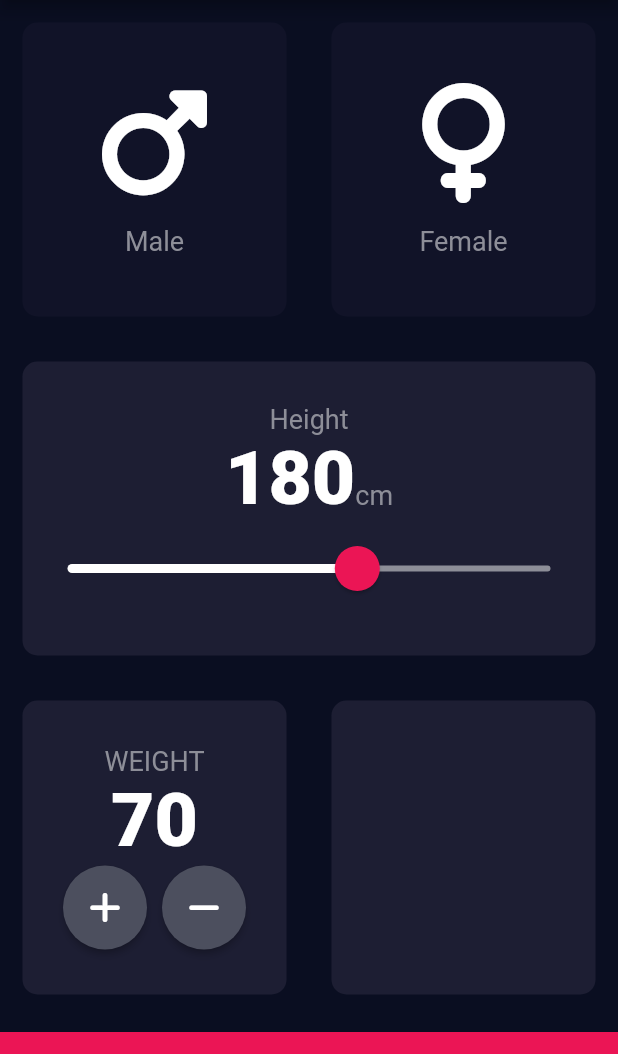
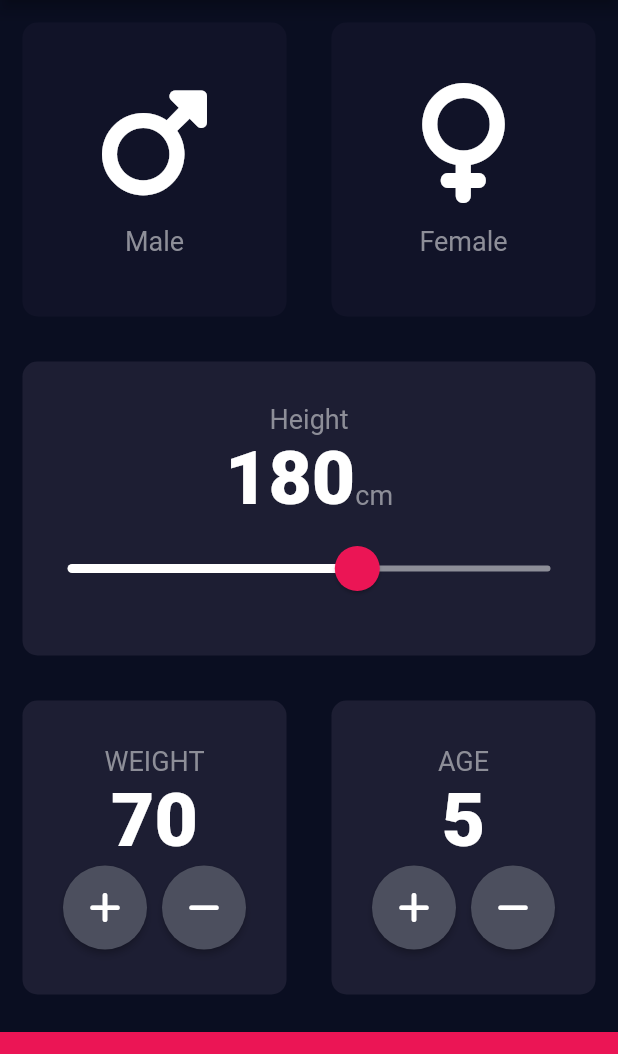
Before and after one commit to csk111165/BMICalculator, a Flutter app: the screen it shows after launch, on a phone screen of 412 x 824 dp, the part 84-1138 px from its top. Run offline on Flutter 3.47's test engine with Material 2 defaults, Android fonts, the phone set to English and light mode, and no system bars; our stand-ins replace font_awesome_flutter.

Commit message:
Implement Age card , just like height card

```diff
--- a/bmi_calculator/lib/input_page.dart
+++ b/bmi_calculator/lib/input_page.dart
@@ -18,6 +18,7 @@ class _InputPageState extends State<InputPage> {
   Gender? selectedGender;
   int height = 180;
   int weight = 70;
+  int age = 5;
 
   @override
   Widget build(BuildContext context) {
@@ -95,7 +96,7 @@ class _InputPageState extends State<InputPage> {
                     thumbColor: Color(0xFFEB1555),
                     activeTrackColor: Colors.white,
                     inactiveTrackColor: Color(0xFF8D8E98),
-                    overlayColor:  Color(0x29EB1555),
+                    overlayColor: Color(0x29EB1555),
                     thumbShape: RoundSliderThumbShape(enabledThumbRadius: 15),
                     overlayShape: RoundSliderOverlayShape(overlayRadius: 30),
                   ),
@@ -103,7 +104,6 @@ class _InputPageState extends State<InputPage> {
                     value: height.toDouble(),
                     min: 120,
                     max: 220,
-
                     onChanged: (value) {
                       setState(() {
                         height = value.toInt();
@@ -139,14 +139,16 @@ class _InputPageState extends State<InputPage> {
                         children: [
                           RoundIconButton(
                             icon: FontAwesomeIcons.plus,
-                              onPressed: (){
+                            onPressed: () {
                               setState(() {
                                 weight++;
                               });
                             },
                           ),
                           // to give some space between button
-                            SizedBox(width: 10,),
+                          SizedBox(
+                            width: 10,
+                          ),
                           RoundIconButton(
                               icon: FontAwesomeIcons.minus,
                               onPressed: () {
@@ -156,16 +158,50 @@ class _InputPageState extends State<InputPage> {
                               })
                         ],
                       ),
-
-
                     ],
                   ),
                 ),
-
               ),
               Expanded(
                 child: ReusableCard(
                   cardColor: activeCardColor,
+                  cardChild: Column(
+                    mainAxisAlignment: MainAxisAlignment.center,
+                    children: [
+                      Text(
+                        'AGE',
+                        style: labelStyle,
+                      ),
+                      Text(
+                        age.toString(),
+                        style: numberTextStyle,
+                      ),
+                      Row(
+                        mainAxisAlignment: MainAxisAlignment.center,
+                        children: [
+                          RoundIconButton(
+                            icon: FontAwesomeIcons.plus,
+                            onPressed: () {
+                              setState(() {
+                                age++;
+                              });
+                            },
+                          ),
+                          // to give some space between button
+                          SizedBox(
+                            width: 10,
+                          ),
+                          RoundIconButton(
+                              icon: FontAwesomeIcons.minus,
+                              onPressed: () {
+                                setState(() {
+                                  age--;
+                                });
+                              })
+                        ],
+                      ),
+                    ],
+                  ),
                 ),
               ),
             ],
@@ -182,17 +218,14 @@ class _InputPageState extends State<InputPage> {
   }
 }
 
-
-
 class RoundIconButton extends StatelessWidget {
-
   final IconData icon;
   final VoidCallback? onPressed;
 
-  RoundIconButton({required this.icon,  this.onPressed});
+  RoundIconButton({required this.icon, this.onPressed});
 
   @override
-  Widget build(BuildContext context){
+  Widget build(BuildContext context) {
     return RawMaterialButton(
       shape: CircleBorder(),
       child: Icon(icon),
@@ -202,8 +235,7 @@ class RoundIconButton extends StatelessWidget {
         width: 56.0,
         height: 56.0,
       ),
-
-      fillColor:  Color(0xFF4C4F5E),
+      fillColor: Color(0xFF4C4F5E),
     );
   }
 }
```
Lines whose indentation alone changed are shown as unchanged.
